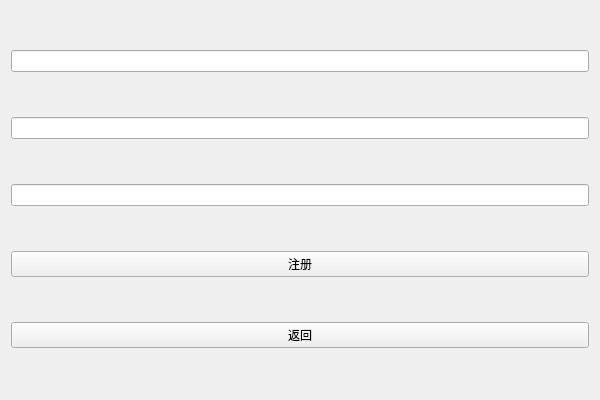
This is LCS/register.ui in SeeChen/LCS_lanChatSoftware as Qt 5 draws it before an edit. The edited form follows.
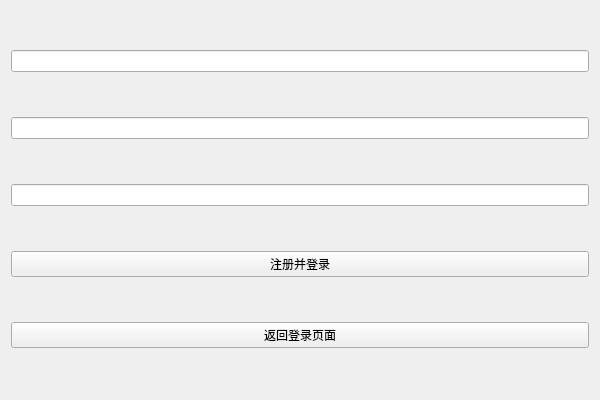
This is the edited form.

```diff
--- a/LCS/register.ui
+++ b/LCS/register.ui
@@ -26,14 +26,14 @@
    <item>
     <widget class="QPushButton" name="btn_Register">
      <property name="text">
-      <string>注册</string>
+      <string>注册并登录</string>
      </property>
     </widget>
    </item>
    <item>
     <widget class="QPushButton" name="btn_Back">
      <property name="text">
-      <string>返回</string>
+      <string>返回登录页面</string>
      </property>
     </widget>
    </item>
```
